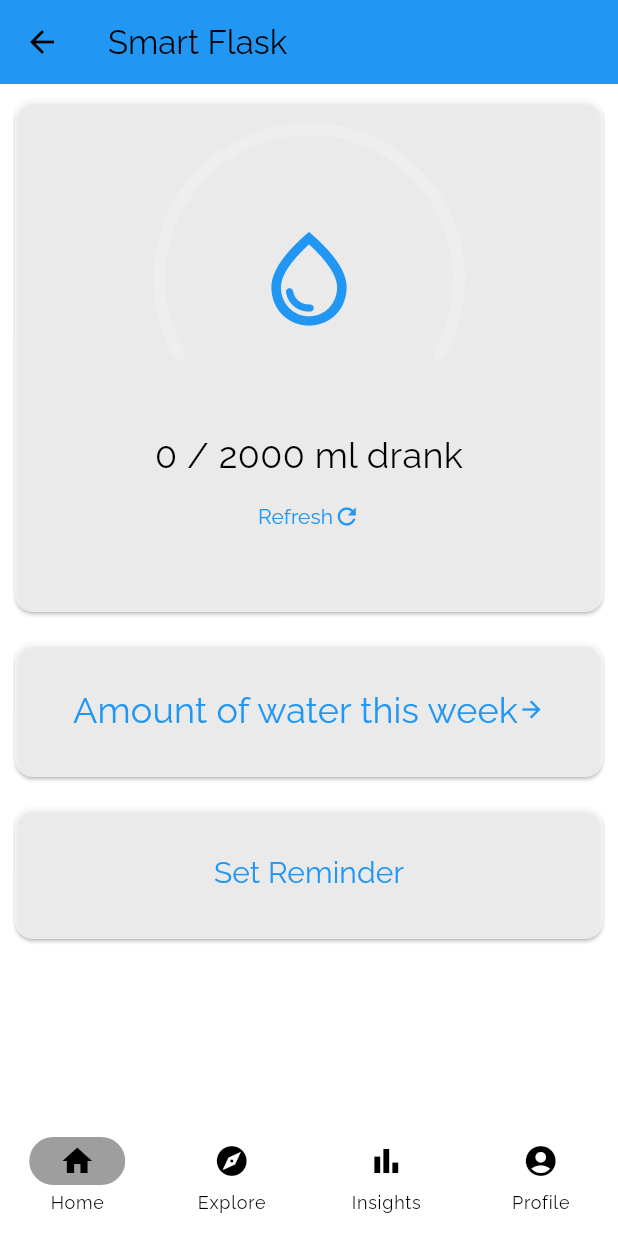
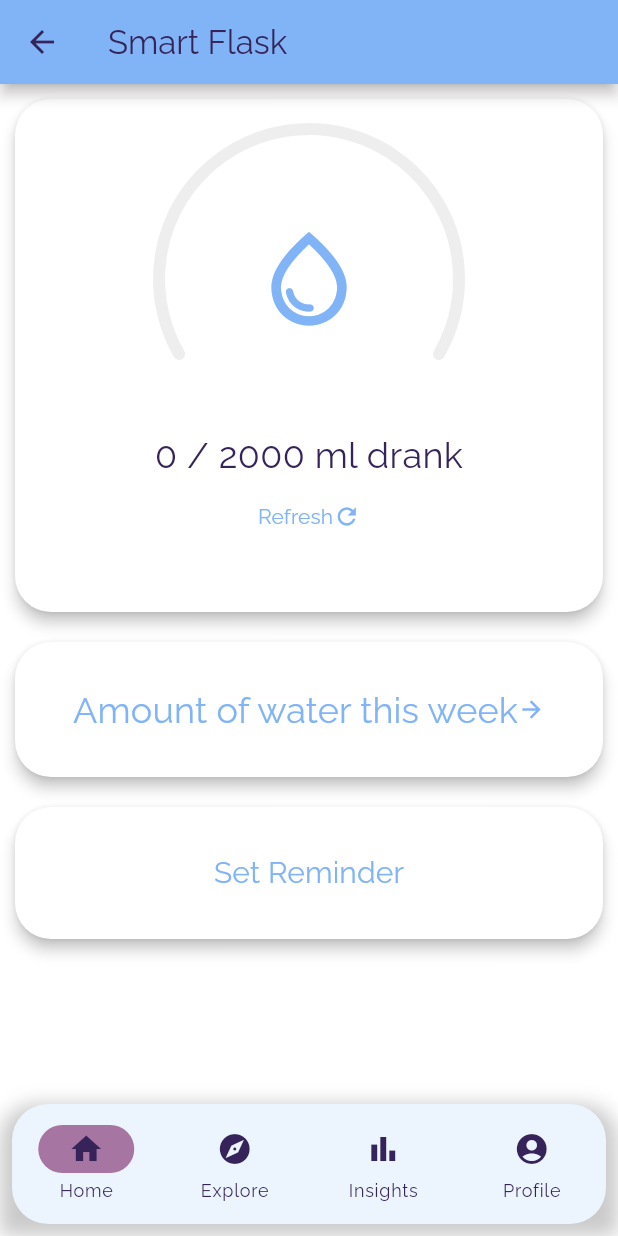
Before and after one commit to haowenyu49/smart-flask, a Flutter app: the screen it shows after launch, after a tap on "Login", after a tap on "Forgot Password?", on a phone screen of 412 x 824 dp. Run offline on Flutter 3.47's test engine with Material 3 defaults, Android fonts, the phone set to English and light mode, and no system bars; our stand-ins replace cloud_firestore, firebase_auth, firebase_core, fl_chart, flutter_dotenv, google_fonts and 3 more; missing offline and left inert: chat_gpt_sdk; accounts and stored records are empty.

Commit message:
Design updated

```diff
--- a/lib/Dashboard.dart
+++ b/lib/Dashboard.dart
@@ -1,14 +1,18 @@
 import 'package:flutter/material.dart';
+import 'package:smartflask/components/colorPalette.dart';
 import 'package:smartflask/components/homepage.dart';
 import 'package:smartflask/explorePage.dart';
 import 'package:smartflask/insightsPage.dart';
+import 'package:smartflask/main.dart';
 import 'package:smartflask/profilePage.dart';
+
 class Dashboard extends StatefulWidget {
   const Dashboard({Key? key}) : super(key: key);
 
   @override
   State<Dashboard> createState() => _DashboardState();
 }
+
 class _DashboardState extends State<Dashboard> {
   int selectedPageIndex = 0;
   double progress = 0.152;
@@ -17,37 +21,51 @@ class _DashboardState extends State<Dashboard> {
     ExplorePage(),
     InsightsPage(),
     ProfilePage(),
-
   ];
   @override
-  Widget build(BuildContext context)
-  {
+  Widget build(BuildContext context) {
     return Scaffold(
       appBar: AppBar(
-          title: const Text('Smart Flask',
-              style: TextStyle(fontFamily: 'Raleway')),
-
-          backgroundColor: Colors.blue,
+        elevation: 4,
+        title:
+            const Text('Smart Flask', style: TextStyle(fontFamily: 'Raleway')),
+        backgroundColor: ColorPalette.primary,
       ),
       body: pages[selectedPageIndex],
-        bottomNavigationBar: NavigationBar(
-          indicatorColor: Colors.grey,
-          elevation: 2,
-          destinations: const [
+      bottomNavigationBar: Container(
+        padding: EdgeInsets.only(bottom: 8, left: 8, right: 8),
+        decoration: BoxDecoration(
+          borderRadius: BorderRadius.only(
+              topRight: Radius.circular(24), topLeft: Radius.circular(24)),
+          boxShadow: [
+            BoxShadow(
+                color: Color(0x35000000), spreadRadius: 0, blurRadius: 10),
+          ],
+        ),
+        child: ClipRRect(
+          borderRadius: BorderRadius.all(
+            Radius.circular(24),
+          ),
+          child: NavigationBar(
+            backgroundColor: ColorPalette.bg,
+            indicatorColor: ColorPalette.secondary,
+            destinations: [
               NavigationDestination(
-                icon: Icon(Icons.home),
+                  icon: Icon(
+                    Icons.home,
+                    color: ColorPalette.accent,
+                  ),
                   label: 'Home'),
               NavigationDestination(
-                icon: Icon(Icons.explore),
+                  icon: Icon(Icons.explore, color: ColorPalette.accent),
                   label: 'Explore'),
               NavigationDestination(
-                icon: Icon(Icons.bar_chart),
+                  icon: Icon(Icons.bar_chart, color: ColorPalette.accent),
                   label: 'Insights'),
               NavigationDestination(
-                icon: Icon(Icons.account_circle),
+                  icon: Icon(Icons.account_circle, color: ColorPalette.accent),
                   label: 'Profile')
             ],
-
             selectedIndex: selectedPageIndex,
             onDestinationSelected: (int index) {
               setState(() {
@@ -56,7 +74,8 @@ class _DashboardState extends State<Dashboard> {
             },
             animationDuration: Duration(milliseconds: 1000),
           ),
+        ),
+      ),
     );
   }
-
 }
--- a/lib/chatPage.dart
+++ b/lib/chatPage.dart
@@ -1,6 +1,7 @@
 import 'package:chat_gpt_sdk/chat_gpt_sdk.dart';
 import 'package:flutter/material.dart';
 import 'package:flutter_dotenv/flutter_dotenv.dart';
+import 'package:smartflask/components/colorPalette.dart';
 
 class ChatPage extends StatefulWidget {
   @override
@@ -152,6 +153,8 @@ class _ChatPageState extends State<ChatPage> with SingleTickerProviderStateMixin
   Widget build(BuildContext context) {
     return Scaffold(
       appBar: AppBar(
+        elevation: 0,
+        backgroundColor: ColorPalette.primary,
         title: Text("Chat with Assistants"),
       ),
       body: Column(
@@ -169,7 +172,7 @@ class _ChatPageState extends State<ChatPage> with SingleTickerProviderStateMixin
                     margin: EdgeInsets.symmetric(vertical: 4.0, horizontal: 8.0),
                     constraints: BoxConstraints(maxWidth: MediaQuery.of(context).size.width * 0.7),
                     decoration: BoxDecoration(
-                      color: isUser ? Colors.grey[300] : (isChatGpt ? Colors.blue[200] : Colors.green[200]),
+                      color: isUser ? ColorPalette.bg : ColorPalette.primary,
                       borderRadius: BorderRadius.circular(12.0),
                     ),
                     child: Text(
@@ -206,7 +209,7 @@ class _ChatPageState extends State<ChatPage> with SingleTickerProviderStateMixin
                   ),
                 ),
                 IconButton(
-                  icon: Icon(Icons.send),
+                  icon: Icon(Icons.send, color: ColorPalette.accent,),
                   onPressed: _sendMessage,
                 ),
               ],
--- a/lib/components/card.dart
+++ b/lib/components/card.dart
@@ -13,6 +13,8 @@ class CustomCard extends StatelessWidget {
     return GestureDetector(
       onTap: () => onPressed,
       child: Card(
+          shape: RoundedRectangleBorder(borderRadius: BorderRadius.circular(24)),
+          elevation: 10,
           margin: EdgeInsets.all(10),
           child: Padding(
               padding: EdgeInsets.all(10),
--- /dev/null
+++ b/lib/components/colorPalette.dart
@@ -0,0 +1,7 @@
+import 'package:flutter/material.dart';
+class ColorPalette{
+  static Color primary = Color(0xFF80b4f6);
+  static Color secondary = Color(0xFFA675A1);
+  static Color accent = Color(0xFF352359);
+  static Color bg = Color(0xFFECF4FD);
+}
--- a/lib/components/homepage.dart
+++ b/lib/components/homepage.dart
@@ -1,6 +1,7 @@
 import 'package:fl_chart/fl_chart.dart';
 import 'package:flutter/material.dart';
 import 'package:smartflask/components/ArcProgressIndicator.dart';
+import 'package:smartflask/components/colorPalette.dart';
 import 'package:smartflask/components/firebase/authentication.dart';
 import 'package:smartflask/main.dart';
 import 'package:smartflask/components/pie_chart.dart';
@@ -27,7 +28,9 @@ class _HomePageState extends State<HomePage> {
           mainAxisAlignment: MainAxisAlignment.start,
           children: <Widget>[
             Card(
+                shape: RoundedRectangleBorder(borderRadius: BorderRadius.circular(24)),
                 margin: EdgeInsets.all(10),
+                elevation: 4,
                 child: Padding(
                     padding: EdgeInsets.all(20),
                     child: Column(
@@ -37,8 +40,8 @@ class _HomePageState extends State<HomePage> {
                             child: ArcProgressIndicator(
                               progress: progress,
                               strokeWidth: 8.0,
-                              child: const Icon(Icons.water_drop_outlined,
-                                color: Colors.blue,
+                              child: Icon(Icons.water_drop_outlined,
+                                color: ColorPalette.primary,
                                 size:75,
                               ),
                             ),
@@ -84,6 +87,8 @@ class _HomePageState extends State<HomePage> {
                 )
             ),
             Card(
+              shape: RoundedRectangleBorder(borderRadius: BorderRadius.circular(24)),
+              elevation: 4,
               margin: EdgeInsets.all(10),
               child: Padding(
                 padding: EdgeInsets.all(20),
@@ -92,6 +97,8 @@ class _HomePageState extends State<HomePage> {
             ),
 
             Card (
+                shape: RoundedRectangleBorder(borderRadius: BorderRadius.circular(24)),
+                elevation: 4,
                 margin: EdgeInsets.all(10),
                 child: Padding(
                   padding: EdgeInsets.all(20),
@@ -100,7 +107,7 @@ class _HomePageState extends State<HomePage> {
                       mainAxisAlignment: MainAxisAlignment.center,
                       children: <Widget> [
                         Text('Set Reminder',
-                            style: TextStyle(fontSize: 20,color:Colors.blue)),
+                            style: TextStyle(fontSize: 20)),
                       ]
                   )
                   ),
@@ -251,12 +258,12 @@ class _BottomSheetClassState extends State<BottomSheetClass> {
                             ]));
                   });
             },
-            child: Row(mainAxisAlignment: MainAxisAlignment.center, children: const [
+            child: Row(mainAxisAlignment: MainAxisAlignment.center, children: [
               Text(
                 'Amount of water this week',
-                style: TextStyle(fontSize: 24, color: Colors.blue),
+                style: TextStyle(fontSize: 24, ),
               ),
-              Icon(Icons.arrow_forward, color: Colors.blue),
+              Icon(Icons.arrow_forward, color: ColorPalette.primary),
             ])));
   }
 }
--- a/lib/dietPage.dart
+++ b/lib/dietPage.dart
@@ -1,4 +1,5 @@
 import 'package:flutter/material.dart';
+import 'package:smartflask/components/colorPalette.dart';
 import 'package:smartflask/explorePage.dart';
 
 class DietPage extends StatelessWidget {
@@ -9,6 +10,8 @@ class DietPage extends StatelessWidget {
   Widget build(BuildContext context) {
     return Scaffold(
       appBar: AppBar(
+        backgroundColor: ColorPalette.primary,
+        elevation: 2,
         title: Text('title')
       ),
       body: SingleChildScrollView(
--- a/lib/explorePage.dart
+++ b/lib/explorePage.dart
@@ -106,6 +106,7 @@ class _ExplorePageState extends State<ExplorePage> {
 
                     },
                     child: Card(
+                      shape: RoundedRectangleBorder(borderRadius: BorderRadius.circular(24)),
                       clipBehavior: Clip.antiAlias, // This ensures that the image is clipped to the card's boundaries
                       child: Stack(
                         children: <Widget>[
@@ -174,6 +175,7 @@ class _ExplorePageState extends State<ExplorePage> {
                         print('Card tapped: ${item.title}');
                       },
                       child: Card(
+                        shape: RoundedRectangleBorder(borderRadius: BorderRadius.circular(24)),
                         clipBehavior: Clip.antiAlias, // This ensures that the image is clipped to the card's boundaries
                         child: Stack(
                           children: <Widget>[
--- a/lib/main.dart
+++ b/lib/main.dart
@@ -4,12 +4,14 @@ import 'package:smartflask/SplashScreen.dart';
 
 import 'package:smartflask/SplashScreen.dart';
 import 'package:firebase_core/firebase_core.dart';
+import 'package:smartflask/components/colorPalette.dart';
 
 Future<void> main() async {
   WidgetsFlutterBinding.ensureInitialized();
   await Firebase.initializeApp();
   await dotenv.load(fileName: 'assets/.env');
   runApp(const MyApp());
+
 }
 
 class MyApp extends StatelessWidget {
@@ -21,22 +23,29 @@ class MyApp extends StatelessWidget {
     return MaterialApp(
       title: 'Flutter Demo',
       debugShowCheckedModeBanner: false,
+
       theme: ThemeData(
         fontFamily: 'Raleway',
         colorScheme: ColorScheme(
-            primary: Colors.blue,
-            secondary: Colors.blueAccent,
-            surface: Colors.white70,
+            primary: ColorPalette.primary,
+            secondary: ColorPalette.secondary,
+            surface: Colors.white,
             background: Colors.white,
             error: Colors.red,
             onPrimary: Colors.black,
             onSecondary: Colors.black,
             onBackground: Colors.white,
-            onSurface: Colors.black,
+            onSurface: ColorPalette.accent,
             onError: Colors.white,
             brightness: Brightness.light
         ),
         useMaterial3: true,
+        appBarTheme: AppBarTheme(
+          elevation: 20,
+          surfaceTintColor: Colors.transparent,
+          shadowColor: Colors.black
+        )
+
       ),
       home: const SplashScreen(),
     );
--- a/lib/profilePage.dart
+++ b/lib/profilePage.dart
@@ -59,6 +59,8 @@ Future<void> _fetchUserData() async{
             crossAxisAlignment: CrossAxisAlignment.start,
             children: <Widget>[
               Card(
+                shape: RoundedRectangleBorder(borderRadius: BorderRadius.circular(24)),
+                elevation: 10,
                 margin: EdgeInsets.all(15),
                 child: InkWell(
                   onTap: (){
@@ -90,7 +92,7 @@ Future<void> _fetchUserData() async{
                 ),
               ),
               Padding(
-                padding: EdgeInsets.only(left: 15),
+                padding: EdgeInsets.only(left: 15, bottom: 20),
                 child: Column(
                   crossAxisAlignment: CrossAxisAlignment.start,
                   children: [
```
Lines whose indentation alone changed are shown as unchanged.
